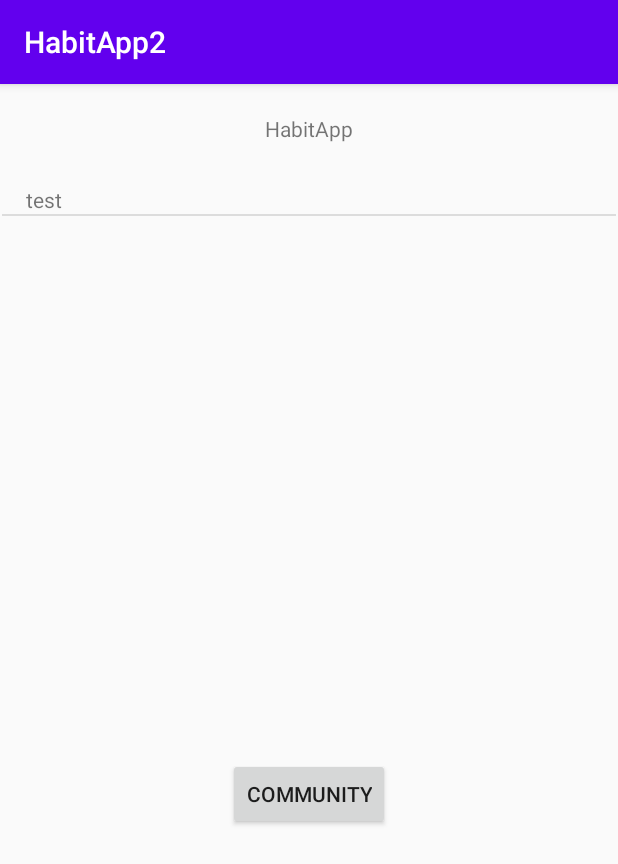
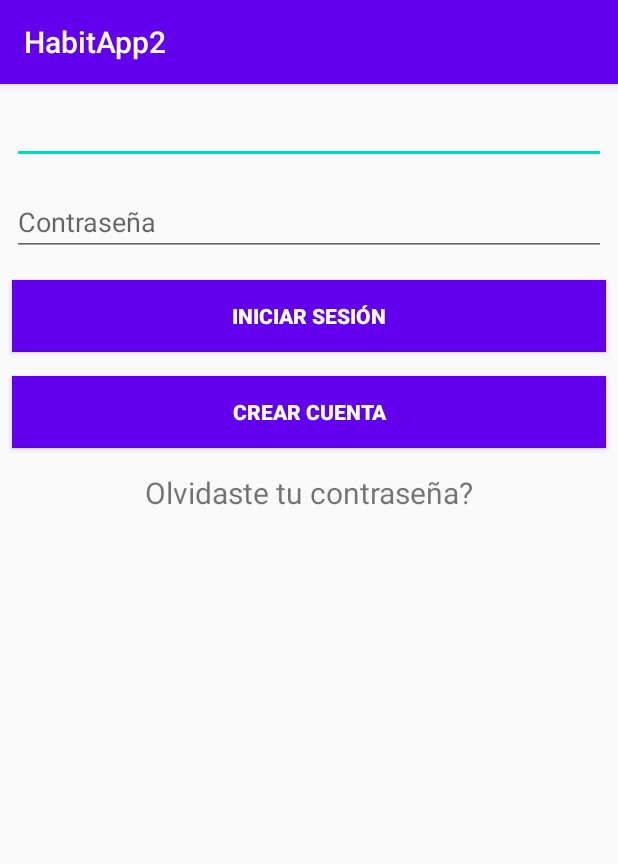
Before and after one commit to AaronVillanueva/HabitApp2, an Android app: the screen it shows after launch (MainActivity before the commit, LoginActivity after it), on a phone screen of 412 x 824 dp. Shown: the top 864 px of the screen. Run offline under Robolectric (Android 15) with nearby library versions, the phone set to English and light mode, and no system bars; our stand-ins replace Firebase (no records; nobody signed in at launch, a user with empty details on screens opened directly).

Commit message:
login funcional con firebase

```diff
--- a/app/build.gradle
+++ b/app/build.gradle
@@ -32,7 +32,8 @@ dependencies {
     implementation 'androidx.appcompat:appcompat:1.1.0'
     implementation 'androidx.core:core-ktx:1.2.0'
     implementation 'androidx.constraintlayout:constraintlayout:1.1.3'
-    implementation 'com.google.firebase:firebase-database:16.0.4'
+    implementation 'com.google.firebase:firebase-database:19.3.0'
+    implementation 'com.google.firebase:firebase-auth:19.3.1'
     implementation 'androidx.legacy:legacy-support-v4:1.0.0'
     testImplementation 'junit:junit:4.12'
     androidTestImplementation 'androidx.test.ext:junit:1.1.1'
--- a/app/src/main/java/mx/itesm/habitapp2/Community.kt
+++ b/app/src/main/java/mx/itesm/habitapp2/Community.kt
@@ -28,14 +28,14 @@ class Community : AppCompatActivity(), ListenerRecycler {
     private fun configurarRecycler(){
         val layout= LinearLayoutManager(this)
         layout.orientation=LinearLayoutManager.VERTICAL
-        recyclerCommunity.layoutManager=layout
+        //recyclerCommunity.layoutManager=layout
 
         adaptadorHabito= adaptadorHabito(this,Habit.arrHabit)
         adaptadorHabito?.listener = this
-        recyclerCommunity.adapter=adaptadorHabito
+       // recyclerCommunity.adapter=adaptadorHabito
 
         val divisor= DividerItemDecoration(this,layout.orientation)
-        recyclerCommunity.addItemDecoration(divisor)
+       // recyclerCommunity.addItemDecoration(divisor)
     }
     private fun leerDatos(){
         val baseDatos= FirebaseDatabase.getInstance()
--- /dev/null
+++ b/app/src/main/java/mx/itesm/habitapp2/LoginActivity.kt
@@ -0,0 +1,103 @@
+package mx.itesm.habitapp2
+
+import android.content.Intent
+import androidx.appcompat.app.AppCompatActivity
+import android.os.Bundle
+import android.text.TextUtils
+import android.view.View
+import android.widget.EditText
+import android.widget.ProgressBar
+import android.widget.Toast
+import com.google.firebase.auth.FirebaseAuth
+import kotlin.properties.Delegates
+
+class LoginActivity : AppCompatActivity() {
+
+    private val TAG = "LoginActivity"
+    //global variables
+    private var email by Delegates.notNull<String>()
+    private var password by Delegates.notNull<String>()
+    private lateinit var etEmail: EditText
+    private lateinit var etPassword: EditText
+    //private lateinit var mProgressBar: ProgressBar
+
+    //Creamos nuestra variable de autenticación firebase
+    private lateinit var mAuth: FirebaseAuth
+
+    override fun onCreate(savedInstanceState: Bundle?) {
+        super.onCreate(savedInstanceState)
+        setContentView(R.layout.activity_login)
+        initialise()
+    }
+
+    /*Creamos un método para inicializar nuestros elementos del diseño y la autenticación de firebase*/
+    private fun initialise() {
+        etEmail = findViewById(R.id.etEmail)
+        etPassword = findViewById(R.id.etPassword)
+        //mProgressBar = ProgressBar(this)
+        mAuth = FirebaseAuth.getInstance()
+    }
+
+//Ahora vamos a Iniciar sesión con firebase es muy sencillo
+
+    private fun loginUser() {
+        //Obtenemos usuario y contraseña
+        email = etEmail.text.toString()
+        password = etPassword.text.toString()
+        //Verificamos que los campos no este vacios
+        if (!TextUtils.isEmpty(email) && !TextUtils.isEmpty(password)) {
+
+            //Mostramos el progressdialog
+            //mProgressBar.setMessage("Registering User...")
+            //mProgressBar.show()
+
+            //Iniciamos sesión con el método signIn y enviamos usuario y contraseña
+            mAuth.signInWithEmailAndPassword(email, password)
+                .addOnCompleteListener(this) {
+
+                    //Verificamos que la tarea se ejecutó correctamente
+                        task ->
+                    if (task.isSuccessful) {
+                        // Si se inició correctamente la sesión vamos a la vista Home de la aplicación
+                        goHome() // Creamos nuestro método en la parte de abajo
+                    } else {
+                        // sino le avisamos el usuairo que orcurrio un problema
+                        Toast.makeText(this, "Authentication failed.",
+                            Toast.LENGTH_SHORT).show()
+                    }
+                }
+        } else {
+            Toast.makeText(this, "Enter all details", Toast.LENGTH_SHORT).show()
+        }
+    }
+
+
+    private fun goHome() {
+//Ocultamos el progress
+        //mProgressBar.hide()
+//Nos vamos a Home
+        val intent = Intent(this, MainActivity::class.java)
+        intent.addFlags(Intent.FLAG_ACTIVITY_CLEAR_TOP)
+        startActivity(intent)
+    }
+
+/* Tenemos que crear nuestros métodos con el mismo nombre que le agregamos a nuestros botones en el atributo onclick y forzosamente tenemos que recibir un parámetro view para que sea reconocido como click de nuestro button ya que en view podemos modificar los atributos*/
+
+    /*Primero creamos nuestro evento login dentro de este llamamos nuestro método loginUser al dar click en el botón se iniciara sesión */
+    fun login(view: View) {
+        loginUser()
+    }
+
+/*Si se olvido de la contraseña lo enviaremos en la siguiente actividad nos marcara error porque necesitamos crear la actividad*/
+
+    fun forgotPassword(view: View) {
+        startActivity(Intent(this,
+            ForgotPaswordActivity::class.java))
+    }
+
+/*Si quiere registrarse lo enviaremos en la siguiente actividad nos marcara error porque necesitamos crear la actividad*/
+
+    fun register(view: View) {
+        startActivity(Intent(this, RegisterActivity::class.java))
+    }
+}
--- /dev/null
+++ b/app/src/main/res/layout/activity_login.xml
@@ -0,0 +1,55 @@
+<?xml version="1.0" encoding="utf-8"?>
+<LinearLayout xmlns:android="http://schemas.android.com/apk/res/android"
+    android:layout_width="match_parent"
+    android:layout_height="wrap_content"
+    android:orientation="vertical">
+
+    <EditText
+        android:id="@+id/etEmail"
+        android:layout_width="match_parent"
+        android:layout_height="wrap_content"
+        android:layout_margin= "8dp"
+        android:inputType="textEmailAddress" />
+
+    <EditText
+        android:id="@+id/etPassword"
+        android:layout_width="match_parent"
+        android:layout_height="wrap_content"
+        android:layout_margin= "8dp"
+        android:hint="@string/password"
+        android:inputType="textPassword" />
+
+    <Button
+        android:id="@+id/btnLogin"
+        android:layout_width="match_parent"
+        android:layout_margin= "8dp"
+        android:layout_height="wrap_content"
+        android:background="@color/colorPrimary"
+        android:onClick="login"
+        android:text="@string/login"
+        android:textColor="@android:color/white"
+        android:textStyle="bold" />
+
+
+    <Button
+        android:id="@+id/create"
+        android:layout_width="match_parent"
+        android:layout_height="wrap_content"
+        android:layout_margin= "8dp"
+        android:background="@color/colorPrimary"
+        android:onClick="register"
+        android:text="@string/createAct"
+        android:textColor="@android:color/white"
+        android:textStyle="bold" />
+
+    <TextView
+        android:id="@+id/txtForgotPassword"
+        android:layout_width="match_parent"
+        android:layout_height="wrap_content"
+        android:layout_margin= "8dp"
+        android:layout_below="@id/btnLogin"
+        android:gravity="center_horizontal"
+        android:onClick="forgotPassword"
+        android:text="@string/forgotPassword"
+        android:textSize="20sp" />
+</LinearLayout>
--- a/app/src/main/res/values/styles.xml
+++ b/app/src/main/res/values/styles.xml
@@ -8,4 +8,10 @@
         <item name="colorAccent">@color/colorAccent</item>
     </style>
 
+    <style name="viewCustom">
+        <item name="android:layout_width">match_parent</item>
+        <item name="android:layout_height">wrap_content</item>
+        <item name="android:layout_margin">8dp</item>
+    </style>
+
 </resources>
```
Also changed, not shown: app/src/main/AndroidManifest.xml (+9 -3 lines), app/src/main/java/mx/itesm/habitapp2/ForgotPaswordActivity.kt (added, +52 -0 lines), app/src/main/java/mx/itesm/habitapp2/RegisterActivity.kt (added, +140 -0 lines), app/src/main/res/layout/activity_forgot_pasword.xml (added, +18 -0 lines), app/src/main/res/layout/activity_register.xml (added, +48 -0 lines), app/src/main/res/values/strings.xml (+19 -1 lines), 1 other file.
